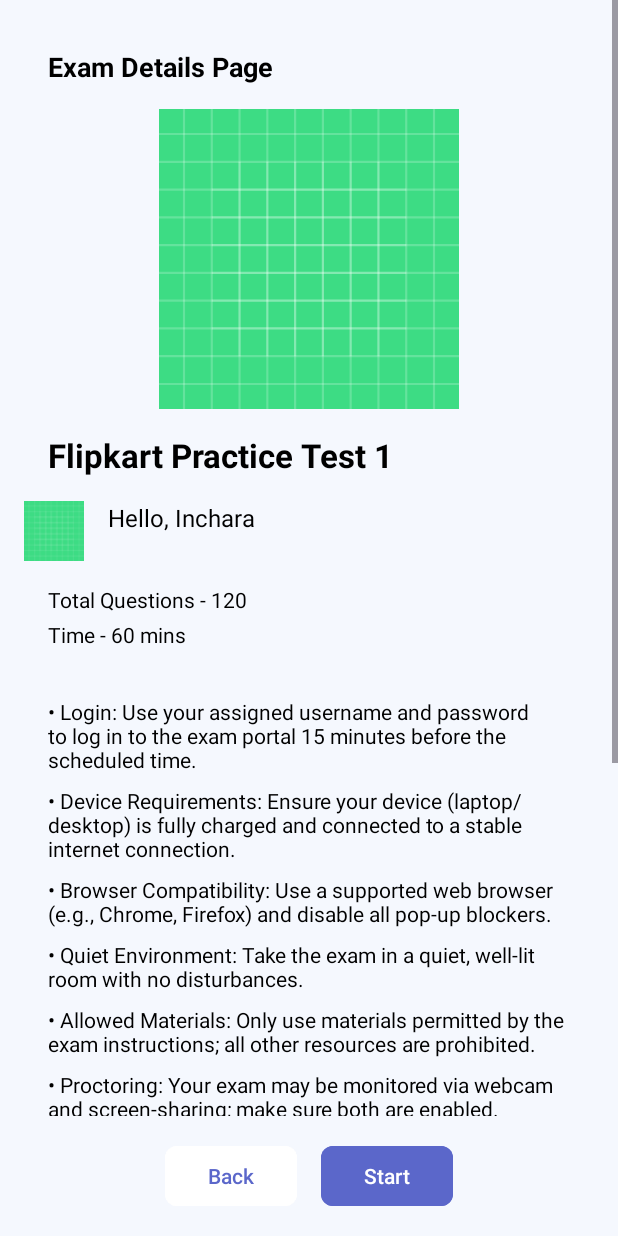
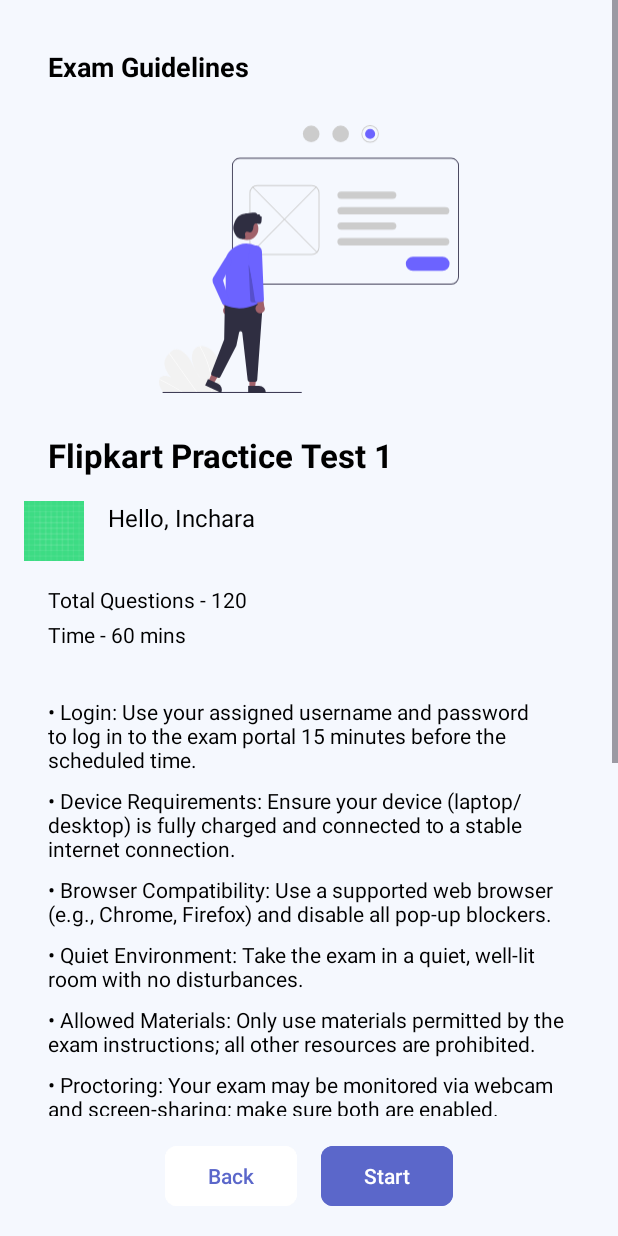
Before and after one commit to adarshaketh/examease, an Android app: the layout activity_exam_guidelines.xml on its own in the app's theme, with its tools: preview values and no code run, on a phone screen of 412 x 824 dp. Run offline under Robolectric (Android 15) with nearby library versions, the phone set to English and light mode, and no system bars.

Commit message:
exam_guideline_page_java

```diff
--- a/app/src/main/AndroidManifest.xml
+++ b/app/src/main/AndroidManifest.xml
@@ -43,6 +43,10 @@
             android:name=".profile.activity_edit_profile"
             android:exported="false" />
 
+        <activity
+            android:name=".quiz.Exam_guidelines"
+            android:exported="false" />
+
     </application>
 
 </manifest>
--- a/app/src/main/java/com/example/examease/misc/Home.java
+++ b/app/src/main/java/com/example/examease/misc/Home.java
@@ -10,6 +10,7 @@ import androidx.appcompat.app.AppCompatActivity;
 import com.example.examease.R;
 import com.example.examease.profile.activity_edit_profile;
 import com.example.examease.quiz.ExamAttempt;
+import com.example.examease.quiz.Exam_guidelines;
 
 public class Home extends AppCompatActivity {
 
@@ -21,6 +22,7 @@ public class Home extends AppCompatActivity {
         // Find the button by its ID
         Button profileButton = findViewById(R.id.profile);
         Button quizBtn = findViewById(R.id.profile2);
+        Button examBtn = findViewById(R.id.exam_guidelines);
 
         // Set an OnClickListener on the button
         profileButton.setOnClickListener(new View.OnClickListener() {
@@ -39,5 +41,13 @@ public class Home extends AppCompatActivity {
                 startActivity(intent);  // Start the ProfilePage activity
             }
         });
+
+        examBtn.setOnClickListener(new View.OnClickListener() {
+            @Override
+            public void onClick(View v) {
+                Intent intent = new Intent(Home.this, Exam_guidelines.class);
+                startActivity(intent);  // Start the ProfilePage activity
+            }
+        });
     }
 }
--- /dev/null
+++ b/app/src/main/java/com/example/examease/quiz/Exam_guidelines.java
@@ -0,0 +1,61 @@
+package com.example.examease.quiz;
+
+import android.content.Intent;
+import android.os.Bundle;
+import android.view.View;
+import android.widget.ImageView;
+import android.widget.TextView;
+import androidx.appcompat.app.AppCompatActivity;
+import com.example.examease.R; // Make sure to import your R file
+import com.google.android.material.button.MaterialButton;
+
+public class Exam_guidelines extends AppCompatActivity {
+
+    // Declare the views
+    private ImageView examImageView;
+    private TextView examTitleTextView;
+    private MaterialButton backButton, startButton;
+
+    @Override
+    protected void onCreate(Bundle savedInstanceState) {
+        super.onCreate(savedInstanceState);
+        setContentView(R.layout.activity_exam_guidelines); // Link to the correct XML file
+
+        // Initialize the views
+        examImageView = findViewById(R.id.exam_image);
+        examTitleTextView = findViewById(R.id.tv_exam_title);
+        backButton = findViewById(R.id.btn_back);
+        startButton = findViewById(R.id.btn_start);
+
+        // Set static content for the exam title and image
+        setStaticContent();
+
+        // Handle back button click
+        backButton.setOnClickListener(new View.OnClickListener() {
+            @Override
+            public void onClick(View v) {
+                // Close the current activity and navigate back
+                finish();
+            }
+        });
+
+        // Handle start button click
+        startButton.setOnClickListener(new View.OnClickListener() {
+            @Override
+            public void onClick(View v) {
+                // Start a new activity (e.g., the actual exam page)
+                Intent startExamIntent = new Intent(Exam_guidelines.this, ExamAttempt.class);
+                startActivity(startExamIntent);
+            }
+        });
+    }
+
+    // Function to set static content, such as the image and exam title
+    private void setStaticContent() {
+        // Set the exam image (replace with your illustration resource)
+        examImageView.setImageResource(R.drawable.exam_illustration); // Change to your illustration
+
+        // Set the exam title text
+        examTitleTextView.setText("Flipkart Practice Test 1");
+    }
+}
--- /dev/null
+++ b/app/src/main/res/drawable/exam_illustration.xml
@@ -0,0 +1,101 @@
+<vector xmlns:android="http://schemas.android.com/apk/res/android"
+    android:width="651.45dp"
+    android:height="581.32dp"
+    android:viewportWidth="651.45"
+    android:viewportHeight="581.32">
+  <path
+      android:pathData="M133.15,541.53a299.24,299.24 0,0 1,-2.82 38.45c-0.06,0.45 -0.13,0.89 -0.19,1.34l-120.48,-0.67c-0.35,-0.44 -0.7,-0.89 -1.04,-1.35 -1.12,-1.51 -2.18,-3.06 -3.15,-4.66 -4.65,-7.72 -6.78,-16.76 -4.65,-23l0.04,-0.1a10.94,10.94 0,0 1,2.14 -3.71c4.87,-5.48 14.7,-4.56 23.63,-0.14 -8.01,-8.76 -14.38,-19.82 -14.87,-29.7 -0.47,-9.63 4.56,-16.51 10.02,-22.35 0.18,-0.19 0.36,-0.38 0.54,-0.57 0.09,-0.1 0.18,-0.19 0.27,-0.28 4.26,-4.45 9.23,-8.85 16.42,-8.31 7.89,0.58 16.63,7.19 22.76,14.88 6.13,7.69 10.2,16.43 14.33,24.96 4.13,8.52 8.61,17.26 15.24,24.54 -8.99,-11.37 -16.23,-24.3 -18.91,-36.87s-0.32,-24.66 7.69,-30.58a18.73,18.73 0,0 1,8.2 -3.31c0.35,-0.06 0.7,-0.1 1.05,-0.15 7.41,-0.84 16.26,1.72 23.8,7.85 8.29,6.75 14.04,16.75 16.9,26.25C132.94,523.55 133.24,532.69 133.15,541.53Z"
+      android:fillColor="#f2f2f2"/>
+  <path
+      android:pathData="M54.33,580.9l-2.3,-0.01q-1.1,-0.69 -2.2,-1.36c-0.46,-0.29 -0.92,-0.57 -1.38,-0.85q-11.46,-7 -23.07,-13.43 -11.6,-6.43 -23.31,-12.28a0.97,0.97 0,0 1,-0.56 -1.1,0.28 0.28,0 0,1 0.04,-0.08c0.11,-0.2 0.35,-0.29 0.71,-0.11 0.96,0.48 1.92,0.96 2.88,1.45q11.74,5.94 23.39,12.48 11.63,6.53 23.14,13.64c0.16,0.1 0.32,0.2 0.48,0.3C52.87,579.99 53.6,580.45 54.33,580.9Z"
+      android:fillColor="#fff"/>
+  <path
+      android:pathData="M84.03,581.06l-1.42,-0.01c-0.32,-0.45 -0.64,-0.9 -0.96,-1.35q-11.32,-15.88 -22.64,-31.76 -18.54,-26 -37.06,-51.99a0.92,0.92 0,0 1,-0.16 -0.31c-0.11,-0.38 0.18,-0.61 0.54,-0.57a1.08,1.08 0,0 1,0.75 0.48q10.39,14.58 20.78,29.15 18.44,25.87 36.87,51.73c0.78,1.09 1.56,2.19 2.35,3.29C83.4,580.17 83.72,580.61 84.03,581.06Z"
+      android:fillColor="#fff"/>
+  <path
+      android:pathData="M115.77,572.79c-0.07,2.4 -0.23,4.76 -0.44,7.1q-0.06,0.67 -0.12,1.34l-1.49,-0.01c0.05,-0.45 0.09,-0.9 0.13,-1.34 0.32,-3.38 0.54,-6.8 0.57,-10.31a143.88,143.88 0,0 0,-2.83 -29,180.58 180.58,0 0,0 -8.77,-30.13 206.92,206.92 0,0 0,-14.35 -29.81,0.8 0.8,0 0,1 -0.13,-0.53c0.06,-0.43 0.63,-0.55 1.05,-0.15a1.24,1.24 0,0 1,0.21 0.27q1.03,1.78 2.03,3.57a206.78,206.78 0,0 1,13.74 29.92,179.72 179.72,0 0,1 8.18,30.18A141.95,141.95 0,0 1,115.77 572.79Z"
+      android:fillColor="#fff"/>
+  <path
+      android:pathData="M439.45,19a19,19 0,1 1,19 19A19.02,19.02 0,0 1,439.45 19ZM475.45,19a17,17 0,1 0,-17 17A17.02,17.02 0,0 0,475.45 19Z"
+      android:fillColor="#ccc"/>
+  <path
+      android:pathData="M458.45,19m-11,0a11,11 0,1 1,22 0a11,11 0,1 1,-22 0"
+      android:fillColor="#6c63ff"/>
+  <path
+      android:pathData="M394.45,19m-18,0a18,18 0,1 1,36 0a18,18 0,1 1,-36 0"
+      android:fillColor="#ccc"/>
+  <path
+      android:pathData="M330.45,19m-18,0a18,18 0,1 1,36 0a18,18 0,1 1,-36 0"
+      android:fillColor="#ccc"/>
+  <path
+      android:pathData="M634.45,346h-459a17.02,17.02 0,0 1,-17 -17v-241a17.02,17.02 0,0 1,17 -17h459a17.02,17.02 0,0 1,17 17v241A17.02,17.02 0,0 1,634.45 346ZM175.45,73a15.02,15.02 0,0 0,-15 15v241a15.02,15.02 0,0 0,15 15h459a15.02,15.02 0,0 0,15 -15v-241a15.02,15.02 0,0 0,-15 -15Z"
+      android:fillColor="#3f3d56"/>
+  <path
+      android:pathData="M331.45,282h-118a17.02,17.02 0,0 1,-17 -17v-118a17.02,17.02 0,0 1,17 -17h118a17.02,17.02 0,0 1,17 17v118A17.02,17.02 0,0 1,331.45 282ZM213.45,132a15.02,15.02 0,0 0,-15 15v118a15.02,15.02 0,0 0,15 15h118a15.02,15.02 0,0 0,15 -15v-118a15.02,15.02 0,0 0,-15 -15Z"
+      android:fillColor="#ccc"/>
+  <path
+      android:pathData="M622.44,194h-227a8,8 0,1 1,0 -16h227a8,8 0,0 1,0 16Z"
+      android:fillColor="#ccc"/>
+  <path
+      android:pathData="M507.44,160h-112a8,8 0,1 1,0 -16h112a8,8 0,0 1,0 16Z"
+      android:fillColor="#ccc"/>
+  <path
+      android:pathData="M622.44,261h-227a8,8 0,1 1,0 -16h227a8,8 0,0 1,0 16Z"
+      android:fillColor="#ccc"/>
+  <path
+      android:pathData="M507.44,227h-112a8,8 0,1 1,0 -16h112a8,8 0,0 1,0 16Z"
+      android:fillColor="#ccc"/>
+  <path
+      android:pathData="M343.02,277.05a1,1 0,0 1,-0.71 -0.3L202.69,135.25a1,1 0,1 1,1.42 -1.4L343.73,275.35a1,1 0,0 1,-0.71 1.7Z"
+      android:fillColor="#ccc"/>
+  <path
+      android:pathData="M201.89,277.05a1,1 0,0 1,-0.71 -1.7L340.79,133.85a1,1 0,1 1,1.42 1.4l-139.61,141.5A1,1 0,0 1,201.89 277.05Z"
+      android:fillColor="#ccc"/>
+  <path
+      android:pathData="M615.45,316.5h-64a15.5,15.5 0,0 1,0 -31h64a15.5,15.5 0,0 1,0 31Z"
+      android:fillColor="#6c63ff"/>
+  <path
+      android:pathData="M8.36,581.22h301a1,1 0,1 0,0 -2h-301a1,1 0,1 0,0 2Z"
+      android:fillColor="#3f3d56"/>
+  <path
+      android:pathData="M196.28,569.77l12.26,-0l5.83,-47.29l-18.09,0l0,47.29z"
+      android:fillColor="#a0616a"/>
+  <path
+      android:pathData="M232.19,581.16l-38.53,0a0,0 0,0 1,-0 0l-0,-14.89a0,0 0,0 1,-0 0L217.3,566.27a14.89,14.89 135,0 1,14.89 14.89l-0,0A0,0 0,0 1,232.19 581.16Z"
+      android:fillColor="#2f2e41"/>
+  <path
+      android:pathData="M107.33,555.89l11.15,5.09l24.95,-40.59l-16.46,-7.52l-19.65,43.01z"
+      android:fillColor="#a0616a"/>
+  <path
+      android:pathData="M135.26,581.16l-35.05,-16.01a0,0 0,0 1,0 -0l6.18,-13.54a0,0 0,0 1,0 -0L127.9,561.43a14.89,14.89 69.55,0 1,7.36 19.73l0,-0A0,0 0,0 1,135.26 581.16Z"
+      android:fillColor="#2f2e41"/>
+  <path
+      android:pathData="M143.03,410.33a10.06,10.06 0,0 1,-0.8 -15.4L127.82,362.23l18.31,3.1 10.88,30.58a10.11,10.11 0,0 1,-13.97 14.42Z"
+      android:fillColor="#a0616a"/>
+  <path
+      android:pathData="M192.59,553.32 L180.83,450.59a3.5,3.5 0,0 0,-6.9 -0.31l-5.83,28.09a4.47,4.47 0,0 1,-0.4 1.14L133.56,545.88a4.5,4.5 0,0 1,-5.56 2.16l-11.87,-4.37a4.5,4.5 0,0 1,-2.64 -5.84l27.79,-72.05a3.49,3.49 0,0 0,0.23 -1.19l1.42,-75.24a4.5,4.5 0,0 1,4.06 -4.39l73.73,-7.19a4.5,4.5 0,0 1,4.93 4.8L213.27,553.13a4.52,4.52 0,0 1,-4.49 4.17L197.07,557.3A4.5,4.5 0,0 1,192.59 553.32Z"
+      android:fillColor="#2f2e41"/>
+  <path
+      android:pathData="M191.23,224.65m-24.56,0a24.56,24.56 0,1 1,49.12 0a24.56,24.56 0,1 1,-49.12 0"
+      android:fillColor="#a0616a"/>
+  <path
+      android:pathData="M212.52,262.63q-1.01,-0.48 -2,-0.93h-0a49.73,49.73 0,0 0,-50.02 5.4c-13.08,9.74 -19.39,24.41 -17.3,40.25 4.4,33.37 -0.64,78.64 -1.16,83.15 40.38,18.57 75.8,-4.78 78.94,-6.95Z"
+      android:fillColor="#6c63ff"/>
+  <path
+      android:pathData="M140.94,390.07a4.49,4.49 0,0 1,-3.39 -2.59l-20.61,-45.67a11.45,11.45 0,0 1,0.69 -10.73l25.31,-41.07a8.31,8.31 0,0 1,15.39 1.97,8.33 8.33,0 0,1 -0.57,5.55l-18.72,39.32 12.3,41.65a4.52,4.52 0,0 1,-1 4.32l-5.37,5.86a4.49,4.49 0,0 1,-3.31 1.46A4.57,4.57 0,0 1,140.94 390.07Z"
+      android:fillColor="#6c63ff"/>
+  <path
+      android:fillColor="#FF000000"
+      android:pathData="M198.31,380.53l-3.81,-76.2 0.99,-0.13 17.13,80.6h-9.81A4.5,4.5 0,0 1,198.31 380.53Z"
+      android:strokeAlpha="0.2"
+      android:fillAlpha="0.2"/>
+  <path
+      android:pathData="M211.88,404.84a10.06,10.06 0,0 1,2.41 -15.23l-7.31,-34.98 17.27,6.84 4.29,32.17A10.11,10.11 0,0 1,211.88 404.84Z"
+      android:fillColor="#a0616a"/>
+  <path
+      android:pathData="M208.43,381.07 L194,284.88l-0.01,-0.09 2.79,-12.83a13.53,13.53 0,0 1,26.73 2.32l4.33,104.78a4.51,4.51 0,0 1,-4 4.66l-10.46,1.16a4.7,4.7 0,0 1,-0.51 0.03A4.49,4.49 0,0 1,208.43 381.07Z"
+      android:fillColor="#6c63ff"/>
+  <path
+      android:pathData="M181.14,246.96a17.69,17.69 0,0 1,-15.88 -10.21h0c-2.28,-4.82 -3.54,-8.65 -3.76,-11.4 -0.59,-7.39 3.59,-19.01 9.12,-25.37 6.07,-6.98 15.67,-7.95 24.96,-8.89 2.54,-0.26 5.16,-0.52 7.65,-0.91 2.13,-0.33 4.78,-0.74 7.04,0.09a5.11,5.11 0,0 1,2.93 2.77,1.76 1.76,0 0,0 0.99,0.99 1.5,1.5 0,0 0,1.2 -0.06,2.69 2.69,0 0,1 2.43,-0 2.36,2.36 0,0 1,1.27 1.73,2.48 2.48,0 0,0 0.23,0.73 2.87,2.87 0,0 0,1.87 1.42,2.53 2.53,0 0,1 1.97,2.71c-0.15,1.26 -0.21,2.62 -0.28,3.94 -0.23,4.96 -0.47,10.08 -5.45,10a14.34,14.34 0,0 1,-3.75 -0.66c-1.8,-0.5 -3.23,-0.9 -5.15,0.3 -2.95,1.84 -3.43,5.69 -3.86,9.08l-0.07,0.59c-0.5,3.88 -2.55,8.55 -6.7,8.94a9.64,9.64 0,0 1,-3.85 -0.67,6.9 6.9,0 0,0 -4.02,-0.48c-2.28,0.65 -3.37,3.37 -3.28,5.72a22.3,22.3 0,0 0,0.37 2.87,15.28 15.28,0 0,1 0.32,4.57c-0.12,0.93 -1.19,1.55 -3.37,1.93A16.88,16.88 0,0 1,181.14 246.96Z"
+      android:fillColor="#2f2e41"/>
+</vector>
--- a/app/src/main/res/layout/activity_exam_guidelines.xml
+++ b/app/src/main/res/layout/activity_exam_guidelines.xml
@@ -24,7 +24,7 @@
                 android:id="@+id/tv_exam_details"
                 android:layout_width="wrap_content"
                 android:layout_height="wrap_content"
-                android:text="Exam Details Page"
+                android:text="Exam Guidelines"
                 android:textSize="18sp"
                 android:textStyle="bold"
                 android:textColor="#000000"
@@ -37,7 +37,7 @@
                 android:layout_width="200dp"
                 android:layout_height="200dp"
                 android:layout_gravity="center_horizontal"
-                android:src="@drawable/ic_launcher_background"
+                android:src="@drawable/exam_illustration"
                 android:contentDescription="Exam image"
                 android:layout_marginTop="16dp" />
 
--- a/app/src/main/res/layout/activity_home.xml
+++ b/app/src/main/res/layout/activity_home.xml
@@ -11,7 +11,7 @@
         android:id="@+id/profile"
         android:layout_width="wrap_content"
         android:layout_height="wrap_content"
-        android:text="Button"
+        android:text="profile"
         app:layout_constraintBottom_toBottomOf="parent"
         app:layout_constraintEnd_toEndOf="parent"
         app:layout_constraintStart_toStartOf="parent"
@@ -21,10 +21,22 @@
         android:id="@+id/profile2"
         android:layout_width="wrap_content"
         android:layout_height="wrap_content"
-        android:text="Button1"
+        android:text="quiz"
         app:layout_constraintBottom_toBottomOf="parent"
         app:layout_constraintEnd_toEndOf="parent"
         app:layout_constraintStart_toStartOf="parent"
         app:layout_constraintTop_toTopOf="parent"
         app:layout_constraintVertical_bias="0.581" />
+
+    <Button
+        android:id="@+id/exam_guidelines"
+        android:layout_width="wrap_content"
+        android:layout_height="wrap_content"
+        android:text="guide"
+        app:layout_constraintBottom_toBottomOf="parent"
+        app:layout_constraintEnd_toEndOf="parent"
+        app:layout_constraintHorizontal_bias="0.515"
+        app:layout_constraintStart_toStartOf="parent"
+        app:layout_constraintTop_toTopOf="parent"
+        app:layout_constraintVertical_bias="0.674" />
 </androidx.constraintlayout.widget.ConstraintLayout>
```
